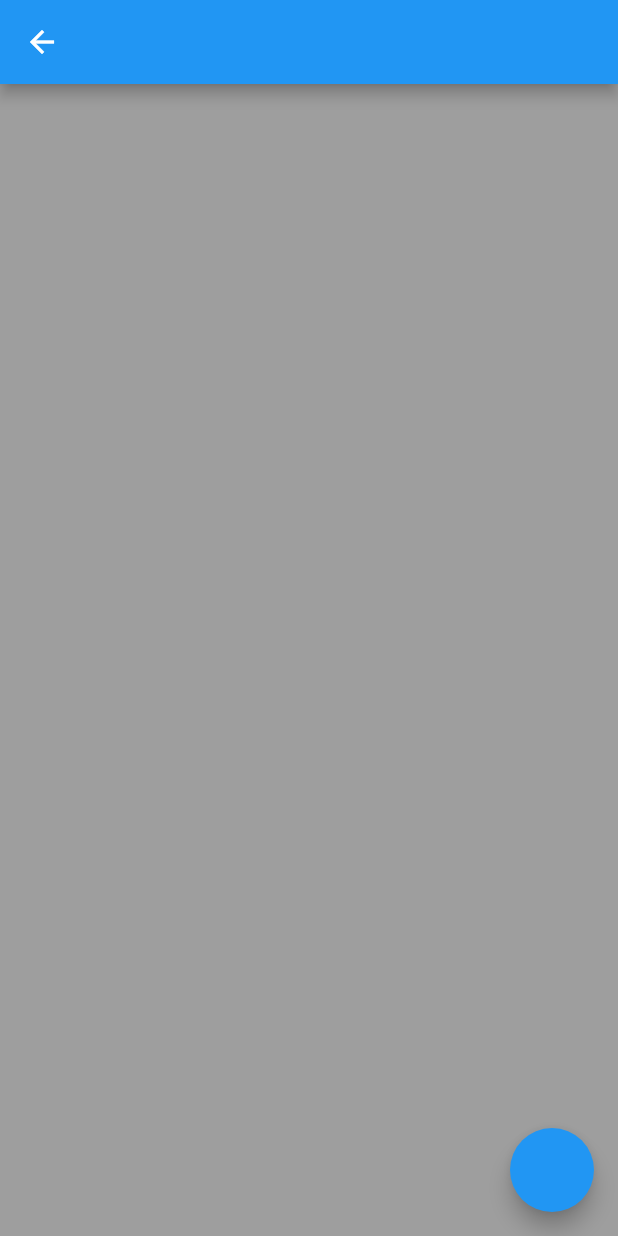
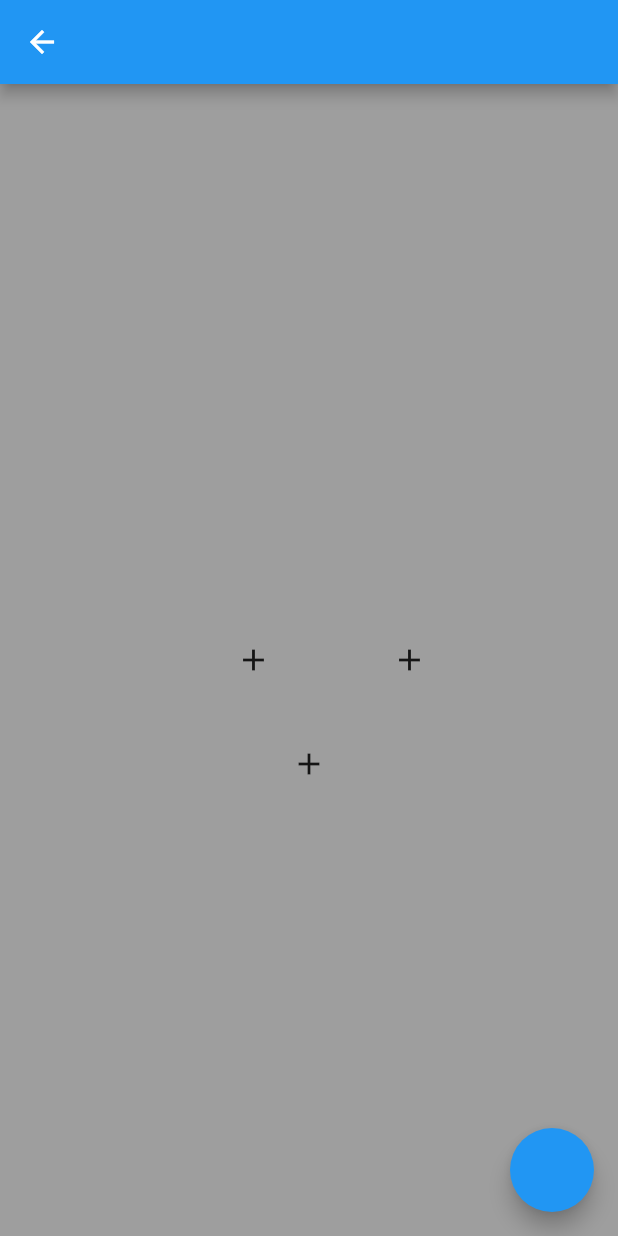
Before and after one commit to wrteam-priyansh/ui_ux, a Flutter app: the TabBarAnimationScreen screen opened directly, on a phone screen of 412 x 824 dp. Run offline on Flutter 3.47's test engine with Material 2 defaults, Android fonts, the phone set to English and light mode, and no system bars; our stand-ins replace cached_network_image, flutter_bloc, lottie, octo_image.

Commit message:
added angle visulization

```diff
--- a/lib/ui/screens/homeScreen.dart
+++ b/lib/ui/screens/homeScreen.dart
@@ -1,4 +1,5 @@
 import 'package:flutter/material.dart';
+import 'package:ui_ux/ui/screens/angleVisualization.dart';
 import 'package:ui_ux/ui/screens/arrowUx.dart';
 import 'package:ui_ux/ui/screens/blurhHashImageScreen.dart';
 import 'package:ui_ux/ui/screens/curveScreen.dart';
@@ -42,7 +43,8 @@ class _HomeScreenState extends State<HomeScreen> {
     "Flappy Bird Background",
     "Game Chat Message",
     "Nike Plus",
-    "Tab Bar Animation"
+    "Tab Bar Animation",
+    "Angle Visualization"
     //
   ];
 
@@ -92,6 +94,8 @@ class _HomeScreenState extends State<HomeScreen> {
                 Navigator.push(context, MaterialPageRoute(builder: (context) => NikePlusScreen()));
               } else if (examples[index] == "Tab Bar Animation") {
                 Navigator.push(context, MaterialPageRoute(builder: (context) => TabBarAnimationScreen()));
+              } else if (examples[index] == "Angle Visualization") {
+                Navigator.push(context, MaterialPageRoute(builder: (context) => AngleVisualization()));
               }
 
               //
--- a/lib/ui/screens/tabBarAnimationScreen.dart
+++ b/lib/ui/screens/tabBarAnimationScreen.dart
@@ -10,7 +10,7 @@ class TabBarAnimationScreen extends StatefulWidget {
 }
 
 class _TabBarAnimationScreenState extends State<TabBarAnimationScreen> with TickerProviderStateMixin {
-  late AnimationController animationController = AnimationController(vsync: this, duration: Duration(milliseconds: 2500));
+  late AnimationController animationController = AnimationController(vsync: this, duration: Duration(milliseconds: 4000));
   late Animation<double> animation = Tween<double>(begin: 0, end: 180).animate(CurvedAnimation(parent: animationController, curve: Curves.easeInOut));
   late Animation<double> secondAnimation = Tween<double>(begin: 0, end: 180).animate(CurvedAnimation(
     parent: animationController,
@@ -20,9 +20,29 @@ class _TabBarAnimationScreenState extends State<TabBarAnimationScreen> with Tick
     parent: animationController,
     curve: Interval(0.5, 1.0, curve: Curves.easeInOut),
   ));
-  late Animation<double> iconAnimation = Tween<double>(begin: 0, end: 180).animate(CurvedAnimation(
+  late Animation<double> iconAnimation = Tween<double>(begin: 150, end: 360).animate(CurvedAnimation(
     parent: animationController,
     curve: Interval(0.6, 1.0, curve: Curves.easeInOut),
+  ));
+  late Animation<double> iconPaddingX = Tween<double>(begin: -0.25, end: 0.25).animate(CurvedAnimation(
+    parent: animationController,
+    curve: Interval(0.6, 1.0, curve: Curves.easeInOut),
+  ));
+  late Animation<double> iconPaddingFirstY = Tween<double>(begin: 0.5, end: 0.0).animate(CurvedAnimation(
+    parent: animationController,
+    curve: Interval(0.7, 0.85, curve: Curves.easeInOut),
+  ));
+  late Animation<double> iconPaddingSecondY = Tween<double>(begin: 0.0, end: 0.5).animate(CurvedAnimation(
+    parent: animationController,
+    curve: Interval(0.85, 1.0, curve: Curves.easeInOut),
+  ));
+  late Animation<double> secondIconAnimation = Tween<double>(begin: 0.0, end: 1.0).animate(CurvedAnimation(
+    parent: animationController,
+    curve: Interval(0.7, 1.0, curve: Curves.easeInOut),
+  ));
+  late Animation<double> thirdIconAnimation = Tween<double>(begin: 0.0, end: 1.0).animate(CurvedAnimation(
+    parent: animationController,
+    curve: Interval(0.7, 1.0, curve: Curves.easeInOut),
   ));
 
   @override
@@ -39,7 +59,6 @@ class _TabBarAnimationScreenState extends State<TabBarAnimationScreen> with Tick
       }),
       body: Stack(
         children: [
-          /*
           Align(
             alignment: Alignment.center,
             child: SizedBox(
@@ -76,7 +95,6 @@ class _TabBarAnimationScreenState extends State<TabBarAnimationScreen> with Tick
               ),
             ),
           ),
-          */
           Align(
             alignment: Alignment.center,
             child: SizedBox(
@@ -93,21 +111,27 @@ class _TabBarAnimationScreenState extends State<TabBarAnimationScreen> with Tick
                     child: Stack(
                       children: [
                         Align(
-                          alignment: Alignment(cos((180 + iconAnimation.value) * (pi / 180)), sin((180 + iconAnimation.value) * (pi / 180))),
-                          child: Padding(
-                            padding: EdgeInsets.only(
-                              bottom: 25.0,
-                              right: 10.0,
-                            ),
-                            child: Opacity(
-                              opacity: animationController.value > 0.6 ? 1.0 : 0.0,
-                              child: Icon(
-                                Icons.add,
-                                size: 20,
-                              ),
-                            ),
-                          ),
+                          alignment: Alignment(cos((pi / 180) * iconAnimation.value) - (iconPaddingX.value), sin((pi / 180) * iconAnimation.value) - iconPaddingFirstY.value - iconPaddingSecondY.value),
+                          child: Icon(Icons.add),
                         ),
+                        AnimatedBuilder(
+                            animation: animationController,
+                            builder: (context, child) {
+                              double angle = secondIconAnimation.drive<double>(Tween<double>(begin: 90, end: 270)).value;
+                              return Align(
+                                alignment: Alignment(cos((pi / 180) * angle), sin((pi / 180) * angle) + 0.15),
+                                child: Icon(Icons.add),
+                              );
+                            }),
+                        AnimatedBuilder(
+                            animation: animationController,
+                            builder: (context, child) {
+                              double angle = thirdIconAnimation.drive<double>(Tween<double>(begin: 30, end: 180)).value;
+                              return Align(
+                                alignment: Alignment(cos((pi / 180) * angle) + 0.25, sin((pi / 180) * angle) - 0.5),
+                                child: Icon(Icons.add),
+                              );
+                            }),
                       ],
                     ),
                   );
```
Also changed, not shown: lib/ui/screens/angleVisualization.dart (added, +188 -0 lines).
